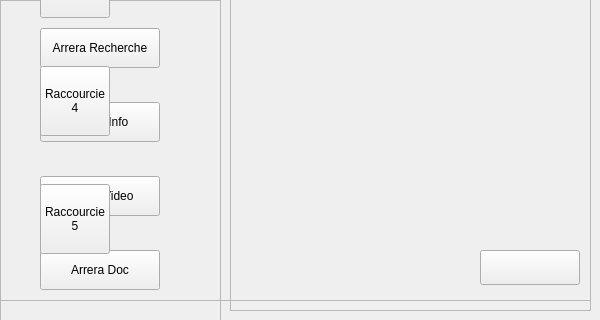
The window that cdaparaarreralib.ui (Arrera-Software/Arrera-Interface) describes before a commit, drawn with Qt 5; both pictures show x 0 to 600 and y 380 to 700 of the 600 by 700 pixel window.
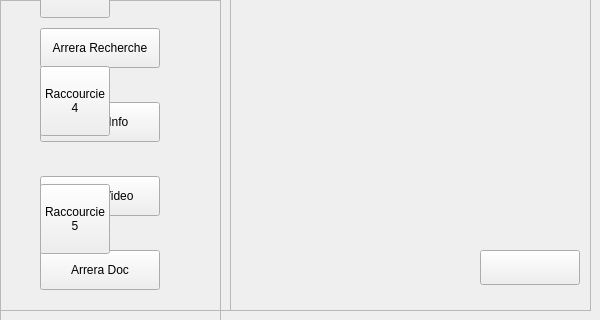
The same window after the commit. Icons and pictures are not drawn.

```diff
--- a/cdaparaarreralib.ui
+++ b/cdaparaarreralib.ui
@@ -537,7 +537,7 @@
      <x>0</x>
      <y>0</y>
      <width>591</width>
-     <height>681</height>
+     <height>691</height>
     </rect>
    </property>
    <property name="frameShape">
```
